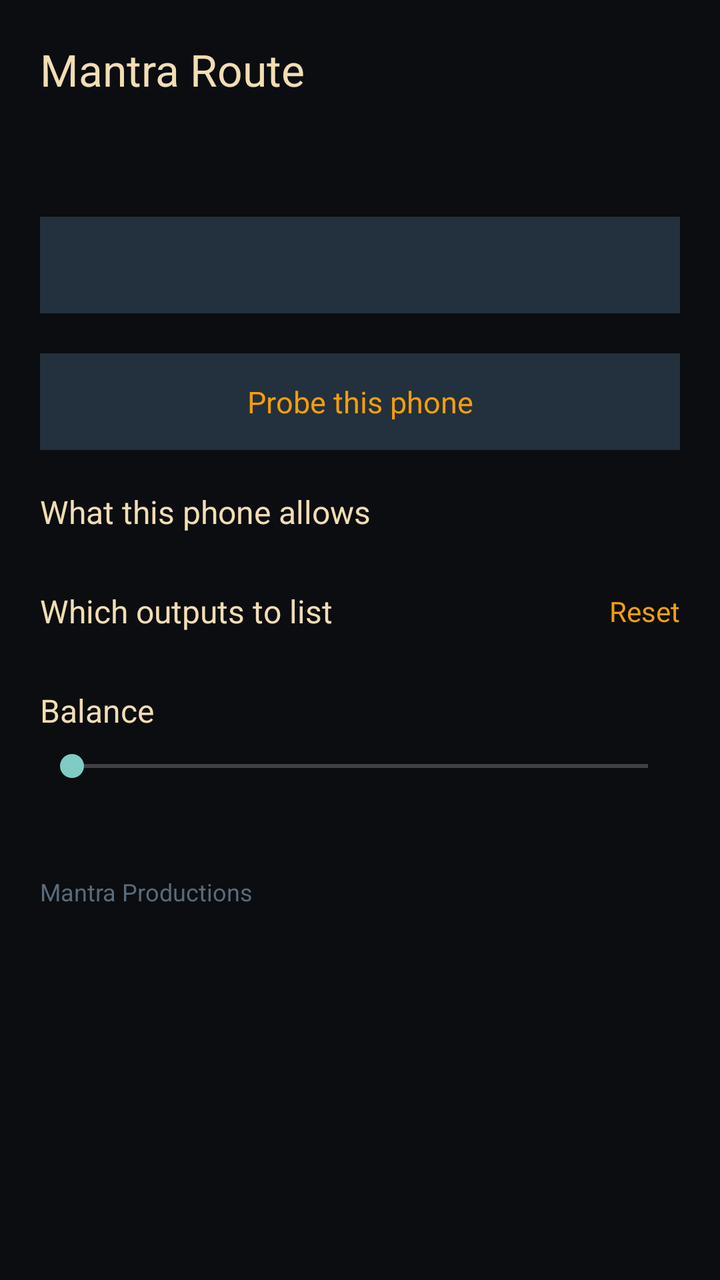
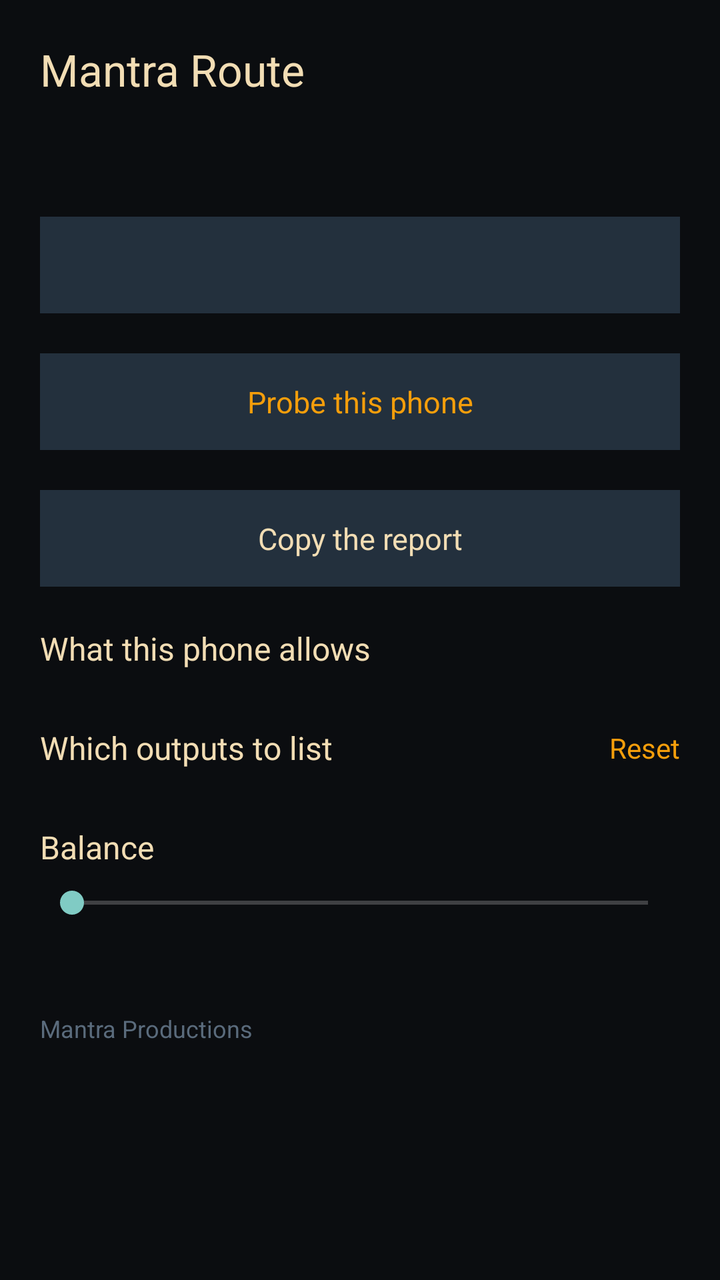

An Android layout rendered at two revisions. The XML below is the earlier revision; the diff shows what the commit changed to produce the second picture.
<!-- AndroidManifest.xml: application theme Theme.MantraRoute -->
<!-- res/layout/activity_main.xml -->
<?xml version="1.0" encoding="utf-8"?>
<ScrollView xmlns:android="http://schemas.android.com/apk/res/android"
    android:layout_width="match_parent"
    android:layout_height="match_parent"
    android:background="@color/ground"
    android:fillViewport="true">

    <LinearLayout
        android:layout_width="match_parent"
        android:layout_height="wrap_content"
        android:orientation="vertical"
        android:padding="20dp">

        
        <LinearLayout
            android:layout_width="match_parent"
            android:layout_height="wrap_content"
            android:orientation="horizontal"
            android:gravity="center_vertical">

            <TextView
                android:layout_width="0dp"
                android:layout_height="wrap_content"
                android:layout_weight="1"
                android:text="@string/app_name"
                android:textColor="@color/sand"
                android:textSize="22sp" />

            <TextView
                android:id="@+id/version"
                android:layout_width="wrap_content"
                android:layout_height="wrap_content"
                android:layout_marginStart="12dp"
                android:textColor="@color/slate_ink"
                android:textSize="14sp" />
        </LinearLayout>

        <TextView
            android:id="@+id/shizuku_line"
            android:layout_width="match_parent"
            android:layout_height="wrap_content"
            android:layout_marginTop="20dp"
            android:textSize="14sp" />

        <TextView
            android:id="@+id/notif_button"
            android:layout_width="match_parent"
            android:layout_height="wrap_content"
            android:layout_marginTop="20dp"
            android:background="@color/slate"
            android:gravity="center"
            android:paddingTop="14dp"
            android:paddingBottom="14dp"
            android:textColor="@color/sand"
            android:textSize="15sp" />

        <TextView
            android:id="@+id/probe_button"
            android:layout_width="match_parent"
            android:layout_height="wrap_content"
            android:layout_marginTop="20dp"
            android:background="@color/slate"
            android:gravity="center"
            android:paddingTop="14dp"
            android:paddingBottom="14dp"
            android:text="Probe this phone"
            android:textColor="@color/amber"
            android:textSize="15sp" />

        <TextView
            android:layout_width="match_parent"
            android:layout_height="wrap_content"
            android:layout_marginTop="20dp"
            android:text="What this phone allows"
            android:textColor="@color/sand"
            android:textSize="16sp" />

        <LinearLayout
            android:id="@+id/probe_rows"
            android:layout_width="match_parent"
            android:layout_height="wrap_content"
            android:layout_marginTop="8dp"
            android:orientation="vertical" />

        
        <LinearLayout
            android:layout_width="match_parent"
            android:layout_height="wrap_content"
            android:layout_marginTop="20dp"
            android:orientation="horizontal"
            android:gravity="center_vertical">

            <TextView
                android:layout_width="0dp"
                android:layout_height="wrap_content"
                android:layout_weight="1"
                android:text="Which outputs to list"
                android:textColor="@color/sand"
                android:textSize="16sp" />

            <TextView
                android:id="@+id/arrange_reset"
                android:layout_width="wrap_content"
                android:layout_height="wrap_content"
                android:layout_marginStart="12dp"
                android:text="Reset"
                android:textColor="@color/amber"
                android:textSize="14sp" />
        </LinearLayout>

        <LinearLayout
            android:id="@+id/arrange_rows"
            android:layout_width="match_parent"
            android:layout_height="wrap_content"
            android:layout_marginTop="8dp"
            android:orientation="vertical" />

        <TextView
            android:layout_width="match_parent"
            android:layout_height="wrap_content"
            android:layout_marginTop="20dp"
            android:text="Balance"
            android:textColor="@color/sand"
            android:textSize="16sp" />

        <SeekBar
            android:id="@+id/balance_bar"
            android:layout_width="match_parent"
            android:layout_height="wrap_content"
            android:layout_marginTop="8dp"
            android:max="200" />

        <TextView
            android:id="@+id/balance_line"
            android:layout_width="match_parent"
            android:layout_height="wrap_content"
            android:layout_marginTop="8dp"
            android:textSize="13sp" />

        <TextView
            android:layout_width="match_parent"
            android:layout_height="wrap_content"
            android:layout_marginTop="20dp"
            android:layout_marginBottom="20dp"
            android:text="Mantra Productions"
            android:textColor="@color/slate_ink"
            android:textSize="12sp" />
    </LinearLayout>
</ScrollView>
<!-- resources referenced by this layout -->
<resources>
  <color name="amber">#F59E0B</color>
  <color name="ground">#0B0D10</color>
  <color name="sand">#F2DDB4</color>
  <color name="slate">#23303D</color>
  <color name="slate_ink">#5A6B7C</color>
  <string name="app_name">Mantra Route</string>
  <style name="Theme.MantraRoute" parent="Theme.AppCompat.NoActionBar">
          <item name="android:windowBackground">@color/ground</item>
          <item name="android:textColor">@color/sand</item>
          <item name="android:statusBarColor">@color/ground</item>
          <item name="android:navigationBarColor">@color/ground</item>
      </style>
</resources>

<!-- the commit's change to res/layout/activity_main.xml (unified diff, before → after) -->
@@ -65,6 +65,19 @@
             android:paddingBottom="14dp"
             android:text="Probe this phone"
             android:textColor="@color/amber"
+            android:textSize="15sp" />
+
+        <TextView
+            android:id="@+id/copy_button"
+            android:layout_width="match_parent"
+            android:layout_height="wrap_content"
+            android:layout_marginTop="20dp"
+            android:background="@color/slate"
+            android:gravity="center"
+            android:paddingTop="14dp"
+            android:paddingBottom="14dp"
+            android:text="Copy the report"
+            android:textColor="@color/sand"
             android:textSize="15sp" />
 
         <TextView
